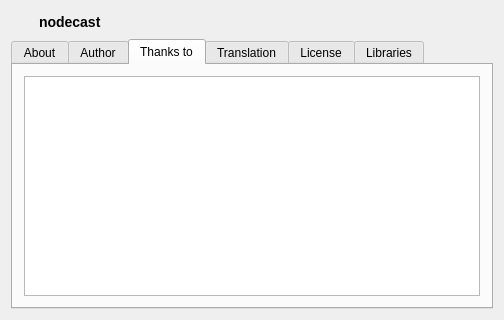
Qt form src/about.ui (nodecast/nodecast) before a commit.
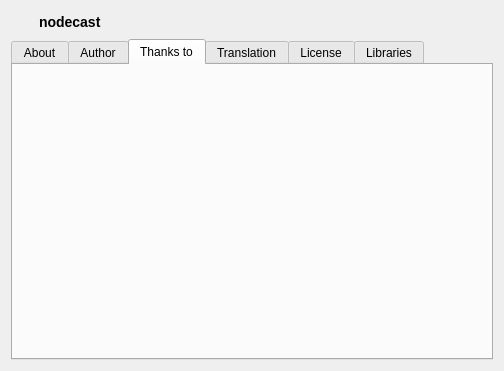
The same form after that commit. The open tabs and pages were chosen to show the change. Icons and pictures are not drawn.

Diff of the .ui file:
```diff
--- a/src/about.ui
+++ b/src/about.ui
@@ -8,7 +8,7 @@
     <x>0</x>
     <y>0</y>
     <width>504</width>
-    <height>320</height>
+    <height>371</height>
    </rect>
   </property>
   <property name="minimumSize">
@@ -381,7 +381,17 @@
         <number>6</number>
        </property>
        <item>
-        <widget class="QTextBrowser" name="te_thanks"/>
+        <widget class="QLabel" name="lb_thanks">
+         <property name="text">
+          <string/>
+         </property>
+         <property name="textFormat">
+          <enum>Qt::RichText</enum>
+         </property>
+         <property name="openExternalLinks">
+          <bool>true</bool>
+         </property>
+        </widget>
        </item>
       </layout>
      </widget>
```
Left out of the diff: 4 changed lines with no effect on the pictures.
